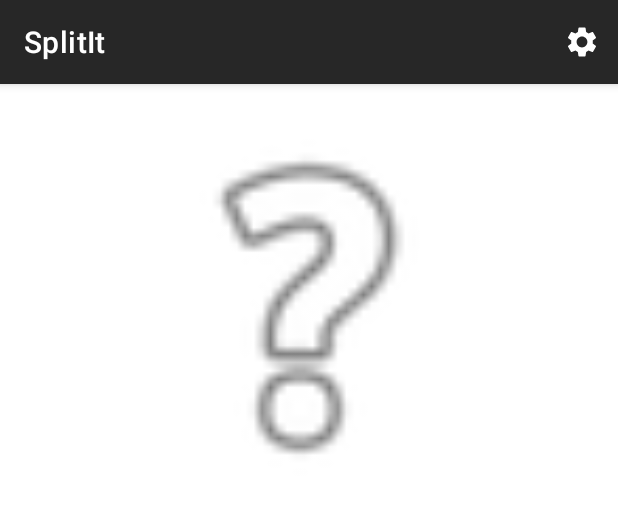
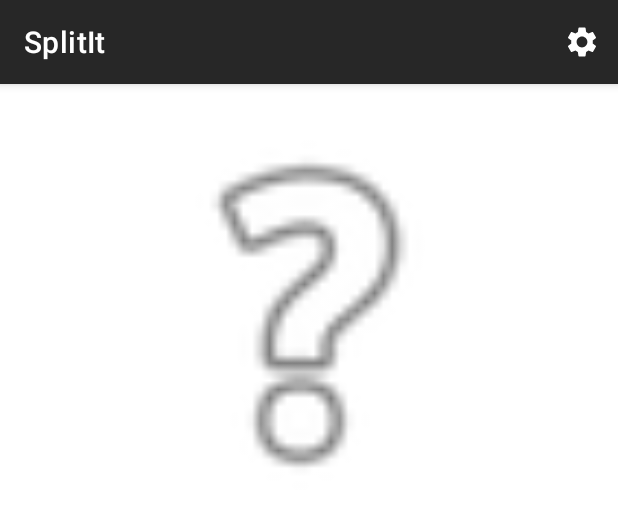
Before and after one commit to TonelliLuca/progettoPSM, an Android app: the layout home.xml on its own in the app's theme, with its tools: preview values and no code run, on a phone screen of 412 x 824 dp. Shown: the top 507 px of the screen. Run offline under Robolectric (Android 15) with nearby library versions, the phone set to English and light mode, and no system bars.

Commit message:
change in ConstrainLayout

```diff
--- a/app/src/main/java/com/example/splitit/LoginActivity.java
+++ b/app/src/main/java/com/example/splitit/LoginActivity.java
@@ -1,7 +1,6 @@
 package com.example.splitit;
 
 import android.content.Intent;
-import android.graphics.PorterDuff;
 import android.os.Bundle;
 import android.view.View;
 import android.widget.EditText;
--- a/app/src/main/java/com/example/splitit/MainActivity.java
+++ b/app/src/main/java/com/example/splitit/MainActivity.java
@@ -3,7 +3,6 @@ package com.example.splitit;
 import androidx.appcompat.app.AppCompatActivity;
 
 import android.os.Bundle;
-import android.widget.ImageView;
 import android.widget.Toolbar;
 
 public class MainActivity extends AppCompatActivity {
--- a/app/src/main/res/layout/home.xml
+++ b/app/src/main/res/layout/home.xml
@@ -1,18 +1,37 @@
 <?xml version="1.0" encoding="utf-8"?>
-<androidx.coordinatorlayout.widget.CoordinatorLayout
-    xmlns:android="http://schemas.android.com/apk/res/android"
+<androidx.constraintlayout.widget.ConstraintLayout xmlns:android="http://schemas.android.com/apk/res/android"
     xmlns:app="http://schemas.android.com/apk/res-auto"
+    xmlns:tools="http://schemas.android.com/tools"
+    android:id="@+id/coordinatorLayout3"
     android:layout_width="match_parent"
     android:layout_height="match_parent">
-    <include layout="@layout/topbar"/>
+
+    <include
+        android:id="@+id/include2"
+        layout="@layout/topbar"
+        android:layout_width="match_parent"
+        android:layout_height="wrap_content"
+        app:layout_constraintEnd_toEndOf="parent"
+        app:layout_constraintStart_toStartOf="@+id/QRCodeView" />
 
     <ImageView
         android:id="@+id/QRCodeView"
-        android:layout_width="270dp"
-        android:layout_height="270dp"
-        android:layout_marginTop="70dp"
-        android:layout_gravity="top|center_horizontal"
+        android:layout_width="280dp"
+        android:layout_height="280dp"
+        android:layout_marginTop="14dp"
+        android:contentDescription="@string/qrcode"
+        app:layout_constraintEnd_toEndOf="parent"
+        app:layout_constraintStart_toStartOf="parent"
+        app:layout_constraintTop_toBottomOf="@+id/include2"
         app:srcCompat="@android:drawable/ic_menu_help" />
 
+    <androidx.recyclerview.widget.RecyclerView
+        android:id="@+id/recyclerView2"
+        android:layout_width="362dp"
+        android:layout_height="284dp"
+        android:layout_marginTop="52dp"
+        app:layout_constraintEnd_toEndOf="parent"
+        app:layout_constraintStart_toStartOf="parent"
+        app:layout_constraintTop_toBottomOf="@+id/QRCodeView" />
 
-</androidx.coordinatorlayout.widget.CoordinatorLayout>
+</androidx.constraintlayout.widget.ConstraintLayout>
--- a/app/src/main/res/layout/topbar.xml
+++ b/app/src/main/res/layout/topbar.xml
@@ -1,16 +1,18 @@
 <?xml version="1.0" encoding="utf-8"?>
 <com.google.android.material.appbar.AppBarLayout xmlns:android="http://schemas.android.com/apk/res/android"
+    xmlns:app="http://schemas.android.com/apk/res-auto"
     android:layout_width="match_parent"
     android:layout_height="wrap_content"
-    xmlns:app="http://schemas.android.com/apk/res-auto">
+    android:divider="?attr/dividerVertical">
 
     <com.google.android.material.appbar.MaterialToolbar
-        android:id = "@+id/topAppBar"
+        android:id="@+id/topAppBar"
         android:layout_width="match_parent"
         android:layout_height="?attr/actionBarSize"
-        app:title="@string/app_name"
+        android:theme="@style/Theme.SplitIt"
         app:menu="@menu/top_app_bar"
-        android:theme="@style/Theme.SplitIt"/>
+        app:popupTheme="@style/MaterialAlertDialog.MaterialComponents.Title.Icon.CenterStacked"
+        app:title="@string/app_name" />
 
 
 </com.google.android.material.appbar.AppBarLayout>
--- a/app/src/main/res/values/strings.xml
+++ b/app/src/main/res/values/strings.xml
@@ -16,4 +16,5 @@
     <string name="reinserisci_la_password">Reinserisci la Password</string>
     <string name="registrati">Registrati</string>
     <string name="error_login">Errore! Controlla i dati e riprova</string>
+    <string name="qrcode">qrcode</string>
 </resources>
```
